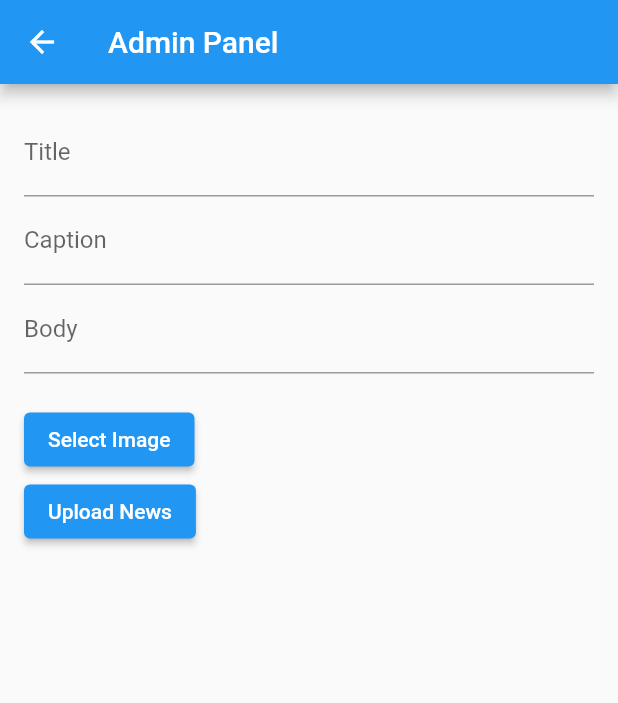
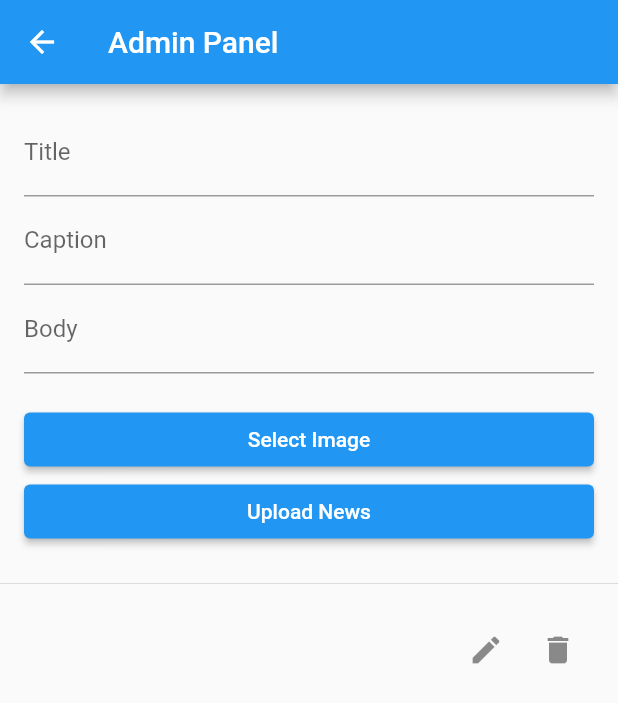
Before and after one commit to axmwithacamera/myapp, a Flutter app: the Admin screen opened directly, after a tap on "Upload News", on a phone screen of 412 x 824 dp. Shown: the top 703 px of the screen. Run offline on Flutter 3.47's test engine with Material 2 defaults, Android fonts, the phone set to English and light mode, and no system bars; our stand-ins replace image_picker.

Commit message:
admin panel update
admin panel now shows the uploaded content. admin is able to update and delete the content

```diff
--- a/lib/admin.dart
+++ b/lib/admin.dart
@@ -1,268 +1,3 @@
-// import 'package:flutter/material.dart';
-// import 'package:image_picker/image_picker.dart';
-// import 'dart:io';
-
-// class News {
-//   final String title;
-//   final String caption;
-//   final String body;
-//   final String? image; // Nullable image property
-//   bool isFavorite;
-
-//   News({
-//     required this.title,
-//     required this.caption,
-//     required this.body,
-//     this.image,
-//     this.isFavorite = false,
-//   });
-// }
-
-// class Home extends StatefulWidget {
-//   static List<News> newsList = [];
-
-//   const Home({Key? key}) : super(key: key);
-
-//   @override
-//   State<Home> createState() => _HomeState();
-// }
-
-// class _HomeState extends State<Home> {
-//   void toggleFavorite(int index) {
-//     setState(() {
-//       Home.newsList[index].isFavorite = !Home.newsList[index].isFavorite;
-//     });
-//   }
-
-//   @override
-//   Widget build(BuildContext context) {
-//     return Scaffold(
-//       backgroundColor: Colors.white,
-//       appBar: AppBar(
-//         title: const Text("News App"),
-//         centerTitle: true,
-//         backgroundColor: Colors.blue,
-//       ),
-//       body: ListView.builder(
-//         itemCount: Home.newsList.length,
-//         itemBuilder: (context, index) {
-//           final newsItem = Home.newsList[index];
-//           return Card(
-//             margin: const EdgeInsets.all(10),
-//             child: Column(
-//               crossAxisAlignment: CrossAxisAlignment.start,
-//               children: [
-//                 if (newsItem.image != null)
-//                   ClipRRect(
-//                     borderRadius: BorderRadius.circular(
-//                       8,
-//                     ), // to round the corners a little
-//                     child: Container(
-//                       width: double.infinity,
-//                       height: 200,
-//                       color: Colors.grey[300],
-//                       child: const Center(
-//                         child: Text(
-//                           'Image Placeholder',
-//                           style: TextStyle(
-//                             fontSize: 16,
-//                             fontWeight: FontWeight.bold,
-//                           ),
-//                         ),
-//                       ),
-//                     ),
-//                   ),
-//                 Padding(
-//                   padding: const EdgeInsets.all(10),
-//                   child: Column(
-//                     crossAxisAlignment: CrossAxisAlignment.start,
-//                     children: [
-//                       Text(
-//                         newsItem.title,
-//                         style: const TextStyle(
-//                           fontSize: 20,
-//                           fontWeight: FontWeight.bold,
-//                         ),
-//                       ),
-//                       Text(
-//                         newsItem.caption,
-//                         style: const TextStyle(
-//                           fontSize: 16,
-//                           color: Colors.grey,
-//                         ),
-//                       ),
-//                       const SizedBox(height: 10),
-//                       Text(newsItem.body),
-//                       IconButton(
-//                         icon: Icon(
-//                           newsItem.isFavorite
-//                               ? Icons.favorite
-//                               : Icons.favorite_border,
-//                           color:
-//                               newsItem.isFavorite ? Colors.red : Colors.black,
-//                         ),
-//                         onPressed: () {
-//                           toggleFavorite(index);
-//                         },
-//                       ),
-//                     ],
-//                   ),
-//                 ),
-//               ],
-//             ),
-//           );
-//         },
-//       ),
-//     );
-//   }
-// }
-
-// class Admin extends StatefulWidget {
-//   const Admin({Key? key}) : super(key: key);
-
-//   @override
-//   State<Admin> createState() => _AdminState();
-// }
-
-// class _AdminState extends State<Admin> {
-//   final TextEditingController titleController = TextEditingController();
-//   final TextEditingController captionController = TextEditingController();
-//   final TextEditingController bodyController = TextEditingController();
-//   File? _image;
-
-//   Future<void> _pickImage(ImageSource source) async {
-//     final pickedImage = await ImagePicker().pickImage(source: source);
-//     if (pickedImage != null) {
-//       setState(() {
-//         _image = File(pickedImage.path);
-//       });
-//     }
-//   }
-
-//   void _uploadNews() {
-//     final String title = titleController.text;
-//     final String caption = captionController.text;
-//     final String body = bodyController.text;
-
-//     setState(() {
-//       Home.newsList.insert(
-//         0,
-//         News(
-//           title: title,
-//           caption: caption,
-//           body: body,
-//           image: _image != null ? _image!.path : null,
-//         ),
-//       );
-//     });
-
-//     // Reset fields
-//     titleController.clear();
-//     captionController.clear();
-//     bodyController.clear();
-//     setState(() {
-//       _image = null;
-//     });
-//   }
-
-//   @override
-//   Widget build(BuildContext context) {
-//     return Scaffold(
-//       appBar: AppBar(
-//         title: const Text('Admin Panel'),
-//       ),
-//       body: Padding(
-//         padding: const EdgeInsets.all(16.0),
-//         child: SingleChildScrollView(
-//           child: Column(
-//             crossAxisAlignment: CrossAxisAlignment.start,
-//             children: [
-//               TextFormField(
-//                 controller: titleController,
-//                 decoration: const InputDecoration(
-//                   labelText: 'Title',
-//                 ),
-//               ),
-//               TextFormField(
-//                 controller: captionController,
-//                 decoration: const InputDecoration(
-//                   labelText: 'Caption',
-//                 ),
-//               ),
-//               TextFormField(
-//                 controller: bodyController,
-//                 decoration: const InputDecoration(
-//                   labelText: 'Body',
-//                 ),
-//               ),
-//               const SizedBox(height: 20),
-//               ElevatedButton(
-//                 onPressed: () {
-//                   showModalBottomSheet(
-//                     context: context,
-//                     builder: (BuildContext context) {
-//                       return SafeArea(
-//                         child: Column(
-//                           mainAxisSize: MainAxisSize.min,
-//                           children: [
-//                             ListTile(
-//                               leading: const Icon(Icons.camera),
-//                               title: const Text('Take a photo'),
-//                               onTap: () {
-//                                 _pickImage(ImageSource.camera);
-//                                 Navigator.pop(context);
-//                               },
-//                             ),
-//                             ListTile(
-//                               leading: const Icon(Icons.photo_library),
-//                               title: const Text('Choose from gallery'),
-//                               onTap: () {
-//                                 _pickImage(ImageSource.gallery);
-//                                 Navigator.pop(context);
-//                               },
-//                             ),
-//                           ],
-//                         ),
-//                       );
-//                     },
-//                   );
-//                 },
-//                 child: const Text('Select Image'),
-//               ),
-//               ElevatedButton(
-//                 onPressed: _uploadNews,
-//                 child: const Text('Upload News'),
-//               ),
-//             ],
-//           ),
-//         ),
-//       ),
-//     );
-//   }
-// }
-
-// void main() {
-//   runApp(const MyApp());
-// }
-
-// class MyApp extends StatelessWidget {
-//   const MyApp({Key? key}) : super(key: key);
-
-//   @override
-//   Widget build(BuildContext context) {
-//     return MaterialApp(
-//       title: 'News App',
-//       theme: ThemeData(
-//         primarySwatch: Colors.blue,
-//       ),
-//       home: const Home(),
-//       routes: {
-//         '/admin': (context) => const Admin(),
-//       },
-//     );
-//   }
-// }
-
 import 'dart:io';
 
 import 'package:flutter/material.dart';
@@ -317,17 +52,20 @@ class _AdminState extends State<Admin> {
     });
   }
 
-  @override
-  Widget build(BuildContext context) {
-    return Scaffold(
-      appBar: AppBar(
-        title: const Text('Admin Panel'),
-      ),
-      body: Padding(
-        padding: const EdgeInsets.all(16.0),
-        child: SingleChildScrollView(
+  void _editNews(int index) {
+    final News newsItem = Home.newsList[index];
+    titleController.text = newsItem.title;
+    captionController.text = newsItem.caption;
+    bodyController.text = newsItem.body;
+    _image = newsItem.image != null ? File(newsItem.image!) : null;
+
+    showDialog(
+      context: context,
+      builder: (BuildContext context) {
+        return AlertDialog(
+          title: const Text('Edit News'),
+          content: SingleChildScrollView(
             child: Column(
-            crossAxisAlignment: CrossAxisAlignment.start,
               children: [
                 TextFormField(
                   controller: titleController,
@@ -350,34 +88,106 @@ class _AdminState extends State<Admin> {
                 const SizedBox(height: 20),
                 ElevatedButton(
                   onPressed: () {
-                  showModalBottomSheet(
-                    context: context,
-                    builder: (BuildContext context) {
-                      return SafeArea(
-                        child: Column(
-                          mainAxisSize: MainAxisSize.min,
-                          children: [
-                            ListTile(
-                              leading: const Icon(Icons.camera),
-                              title: const Text('Take a photo'),
-                              onTap: () {
-                                _pickImage(ImageSource.camera);
-                                Navigator.pop(context);
+                    _pickImage(ImageSource.gallery);
                   },
-                            ),
-                            ListTile(
-                              leading: const Icon(Icons.photo_library),
-                              title: const Text('Choose from gallery'),
-                              onTap: () {
-                                _pickImage(ImageSource.gallery);
-                                Navigator.pop(context);
-                              },
+                  child: const Text('Select Image'),
                 ),
               ],
             ),
+          ),
+          actions: [
+            TextButton(
+              onPressed: () {
+                Navigator.pop(context);
+              },
+              child: const Text('Cancel'),
+            ),
+            TextButton(
+              onPressed: () {
+                setState(() {
+                  final News editedNews = News(
+                    title: titleController.text,
+                    caption: captionController.text,
+                    body: bodyController.text,
+                    image: _image != null ? _image!.path : null,
+                    isFavorite: newsItem.isFavorite,
+                  );
+                  Home.newsList[index] = editedNews;
+                });
+                Navigator.pop(context);
+              },
+              child: const Text('Save'),
+            ),
+          ],
         );
       },
     );
+  }
+
+  void _deleteNews(int index) {
+    showDialog(
+      context: context,
+      builder: (BuildContext context) {
+        return AlertDialog(
+          title: const Text('Delete News'),
+          content: const Text('Are you sure you want to delete this news?'),
+          actions: [
+            TextButton(
+              onPressed: () {
+                Navigator.pop(context);
+              },
+              child: const Text('Cancel'),
+            ),
+            TextButton(
+              onPressed: () {
+                setState(() {
+                  Home.newsList.removeAt(index);
+                });
+                Navigator.pop(context);
+              },
+              child: const Text('Delete'),
+            ),
+          ],
+        );
+      },
+    );
+  }
+
+  @override
+  Widget build(BuildContext context) {
+    return Scaffold(
+      appBar: AppBar(
+        title: const Text('Admin Panel'),
+      ),
+      body: ListView(
+        children: [
+          Padding(
+            padding: const EdgeInsets.all(16.0),
+            child: Column(
+              crossAxisAlignment: CrossAxisAlignment.stretch,
+              children: [
+                TextFormField(
+                  controller: titleController,
+                  decoration: const InputDecoration(
+                    labelText: 'Title',
+                  ),
+                ),
+                TextFormField(
+                  controller: captionController,
+                  decoration: const InputDecoration(
+                    labelText: 'Caption',
+                  ),
+                ),
+                TextFormField(
+                  controller: bodyController,
+                  decoration: const InputDecoration(
+                    labelText: 'Body',
+                  ),
+                ),
+                const SizedBox(height: 20),
+                ElevatedButton(
+                  onPressed: () {
+                    _pickImage(ImageSource.gallery);
                   },
                   child: const Text('Select Image'),
                 ),
@@ -388,6 +198,40 @@ class _AdminState extends State<Admin> {
               ],
             ),
           ),
+          const Divider(),
+          ListView.builder(
+            shrinkWrap: true,
+            physics: const NeverScrollableScrollPhysics(),
+            itemCount: Home.newsList.length,
+            itemBuilder: (BuildContext context, int index) {
+              final News newsItem = Home.newsList[index];
+              return ListTile(
+                title: Text(newsItem.title),
+                subtitle: Text(newsItem.caption),
+                leading: newsItem.image != null
+                    ? Image.file(File(newsItem.image!))
+                    : null,
+                trailing: Row(
+                  mainAxisSize: MainAxisSize.min,
+                  children: [
+                    IconButton(
+                      onPressed: () {
+                        _editNews(index);
+                      },
+                      icon: const Icon(Icons.edit),
+                    ),
+                    IconButton(
+                      onPressed: () {
+                        _deleteNews(index);
+                      },
+                      icon: const Icon(Icons.delete),
+                    ),
+                  ],
+                ),
+              );
+            },
+          ),
+        ],
       ),
     );
   }
```
Lines whose indentation alone changed are shown as unchanged.
